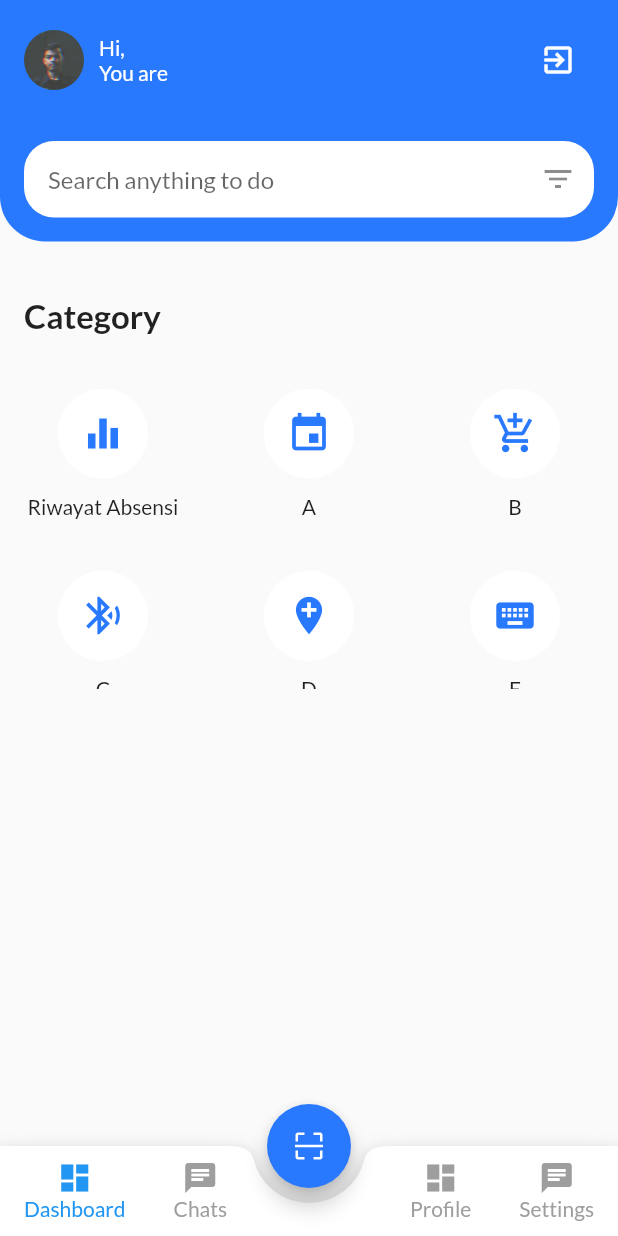
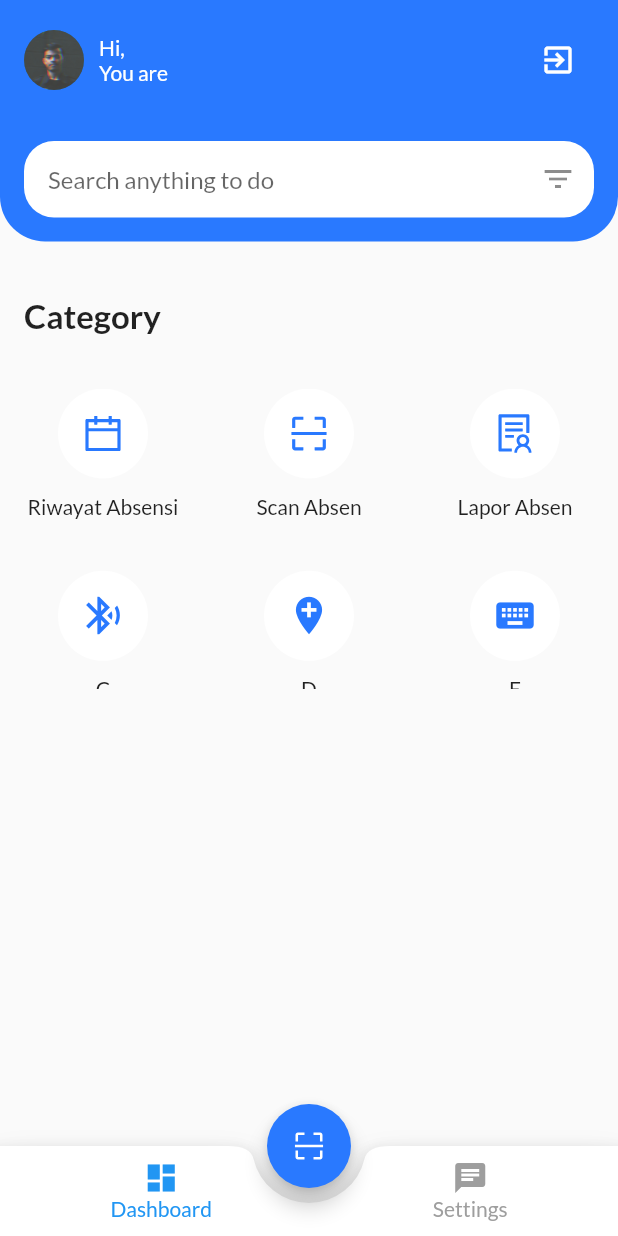
Before and after one commit to muhamadfarhann/presensi-flutter, a Flutter app: the Home screen opened directly with empty values, on a phone screen of 412 x 824 dp. Run offline on Flutter 3.47's test engine with Material 2 defaults, Android fonts, the phone set to English and light mode, and no system bars; our stand-ins replace auto_size_text, awesome_dialog, device_info, flutter_icons, geolocator, google_fonts and 1 more; missing offline and left inert: barcode_scan; accounts and stored records are empty.

Commit message:
Perubahan icon pada halaman dashboard

```diff
--- a/lib/configs/app_config.dart
+++ b/lib/configs/app_config.dart
@@ -1,5 +1,5 @@
 class AppConfig {
 
-  final String apiURL =  "http://192.168.1.14:8000";
+  final String apiURL =  "http://192.168.1.5:8000";
 
 }
--- a/lib/pages/dashboard.dart
+++ b/lib/pages/dashboard.dart
@@ -5,6 +5,7 @@ import 'package:barcode_scan/barcode_scan.dart';
 import 'package:device_info/device_info.dart';
 import 'package:flutter/material.dart';
 import 'package:flutter/services.dart';
+import 'package:flutter_icons/flutter_icons.dart';
 import 'package:geolocator/geolocator.dart';
 import 'package:intl/intl.dart';
 import 'package:presensi/configs/app_config.dart';
@@ -87,9 +88,9 @@ class _DashboardState extends State<Dashboard> {
                   crossAxisCount: 3,
                   childAspectRatio: 3 / 2),
               children: <Widget>[
-                gridItem(Icons.equalizer, "Riwayat Absensi", 1),
-                gridItem(Icons.event, "A", 2),
-                gridItem(Icons.add_shopping_cart, "B", 3),
+                gridItem(AntDesign.calendar, "Riwayat Absensi", 1),
+                gridItem(AntDesign.scan1, "Scan Absen", 2),
+                gridItem(AntDesign.solution1, "Lapor Absen", 3),
                 gridItem(Icons.bluetooth_searching, "C", 4),
                 gridItem(Icons.add_location, "D", 5),
                 gridItem(Icons.keyboard, "E", 6)
--- a/lib/pages/home.dart
+++ b/lib/pages/home.dart
@@ -23,7 +23,7 @@ class _HomeState extends State<Home> {
 
   final List<Widget> screens = [
     Dashboard(),
-    Chat(),
+    // Chat(),
     Profile(),
     Settings(),
   ]; // to store nested tabs
@@ -51,10 +51,10 @@ class _HomeState extends State<Home> {
         child: Container(
           height: 60,
           child: Row(
-            mainAxisAlignment: MainAxisAlignment.spaceBetween,
+            mainAxisAlignment: MainAxisAlignment.spaceAround,
             children: <Widget>[
               Row(
-                crossAxisAlignment: CrossAxisAlignment.start,
+                crossAxisAlignment: CrossAxisAlignment.stretch,
                 children: <Widget>[
                   MaterialButton(
                     minWidth: 40,
@@ -83,31 +83,31 @@ class _HomeState extends State<Home> {
                       ],
                     ),
                   ),
-                  MaterialButton(
-                    minWidth: 40,
-                    onPressed: () {
-                      setState(() {
-                        currentScreen =
-                            Chat(); // if user taps on this dashboard tab will be active
-                        currentTab = 1;
-                      });
-                    },
-                    child: Column(
-                      mainAxisAlignment: MainAxisAlignment.center,
-                      children: <Widget>[
-                        Icon(
-                          Icons.chat,
-                          color: currentTab == 1 ? Colors.blue : Colors.grey,
-                        ),
-                        Text(
-                          'Chats',
-                          style: TextStyle(
-                            color: currentTab == 1 ? Colors.blue : Colors.grey,
-                          ),
-                        ),
-                      ],
-                    ),
-                  )
+                  // MaterialButton(
+                  //   minWidth: 40,
+                  //   onPressed: () {
+                  //     setState(() {
+                  //       currentScreen =
+                  //           Chat(); // if user taps on this dashboard tab will be active
+                  //       currentTab = 1;
+                  //     });
+                  //   },
+                  //   child: Column(
+                  //     mainAxisAlignment: MainAxisAlignment.center,
+                  //     children: <Widget>[
+                  //       Icon(
+                  //         Icons.chat,
+                  //         color: currentTab == 1 ? Colors.blue : Colors.grey,
+                  //       ),
+                  //       Text(
+                  //         'Chats',
+                  //         style: TextStyle(
+                  //           color: currentTab == 1 ? Colors.blue : Colors.grey,
+                  //         ),
+                  //       ),
+                  //     ],
+                  //   ),
+                  // ),
                 ],
               ),
 
@@ -116,31 +116,31 @@ class _HomeState extends State<Home> {
               Row(
                 crossAxisAlignment: CrossAxisAlignment.start,
                 children: <Widget>[
-                  MaterialButton(
-                    minWidth: 40,
-                    onPressed: () {
-                      setState(() {
-                        currentScreen =
-                            Profile(); // if user taps on this dashboard tab will be active
-                        currentTab = 2;
-                      });
-                    },
-                    child: Column(
-                      mainAxisAlignment: MainAxisAlignment.center,
-                      children: <Widget>[
-                        Icon(
-                          Icons.dashboard,
-                          color: currentTab == 2 ? Colors.blue : Colors.grey,
-                        ),
-                        Text(
-                          'Profile',
-                          style: TextStyle(
-                            color: currentTab == 2 ? Colors.blue : Colors.grey,
-                          ),
-                        ),
-                      ],
-                    ),
-                  ),
+                  // MaterialButton(
+                  //   minWidth: 40,
+                  //   onPressed: () {
+                  //     setState(() {
+                  //       currentScreen =
+                  //           Profile(); // if user taps on this dashboard tab will be active
+                  //       currentTab = 2;
+                  //     });
+                  //   },
+                  //   child: Column(
+                  //     mainAxisAlignment: MainAxisAlignment.center,
+                  //     children: <Widget>[
+                  //       Icon(
+                  //         Icons.dashboard,
+                  //         color: currentTab == 2 ? Colors.blue : Colors.grey,
+                  //       ),
+                  //       Text(
+                  //         'Profile',
+                  //         style: TextStyle(
+                  //           color: currentTab == 2 ? Colors.blue : Colors.grey,
+                  //         ),
+                  //       ),
+                  //     ],
+                  //   ),
+                  // ),
                   MaterialButton(
                     minWidth: 40,
                     onPressed: () {
--- /dev/null
+++ b/lib/pages/scan.dart
@@ -0,0 +1,15 @@
+import 'package:flutter/material.dart';
+
+class Scan extends StatefulWidget {
+  @override
+  _ScanState createState() => _ScanState();
+}
+
+class _ScanState extends State<Scan> {
+  @override
+  Widget build(BuildContext context) {
+    return Container(
+
+    );
+  }
+}
```
